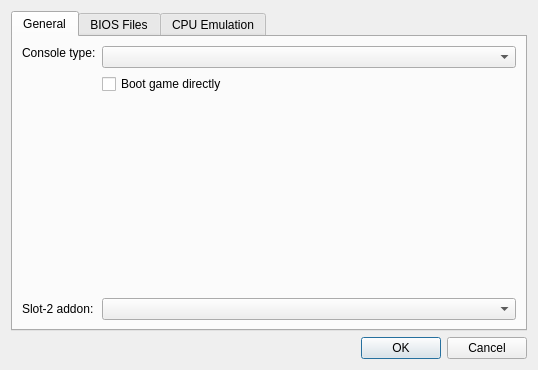
Old version of the form src/frontend/qt_sdl/EmuSettingsDialog.ui in the repository melonDS-emu/melonDS.
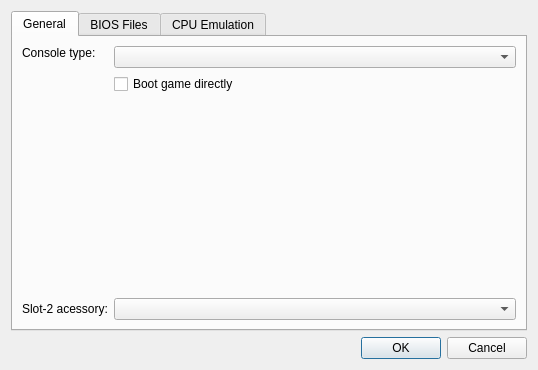
New version of the form.

```diff
--- a/src/frontend/qt_sdl/EmuSettingsDialog.ui
+++ b/src/frontend/qt_sdl/EmuSettingsDialog.ui
@@ -88,7 +88,7 @@
           <bool>true</bool>
          </property>
          <property name="text">
-          <string>Slot-2 addon:</string>
+          <string>Slot-2 acessory:</string>
          </property>
         </widget>
        </item>
```
